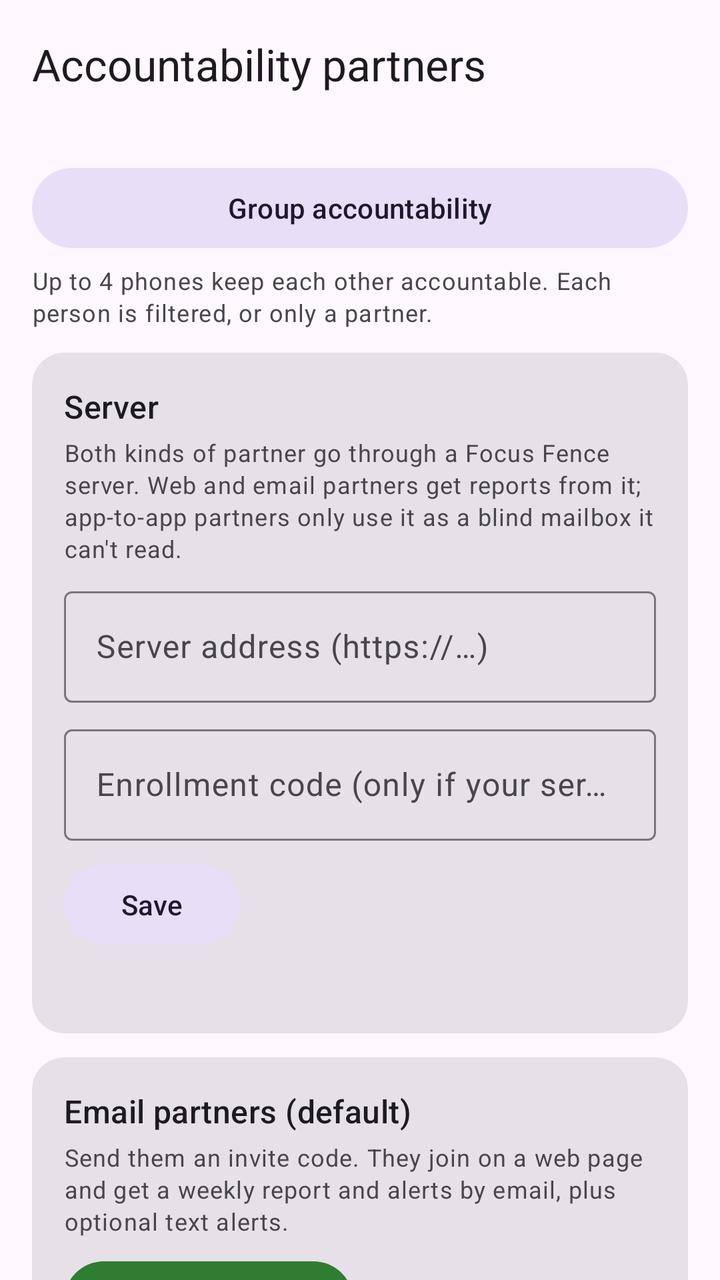
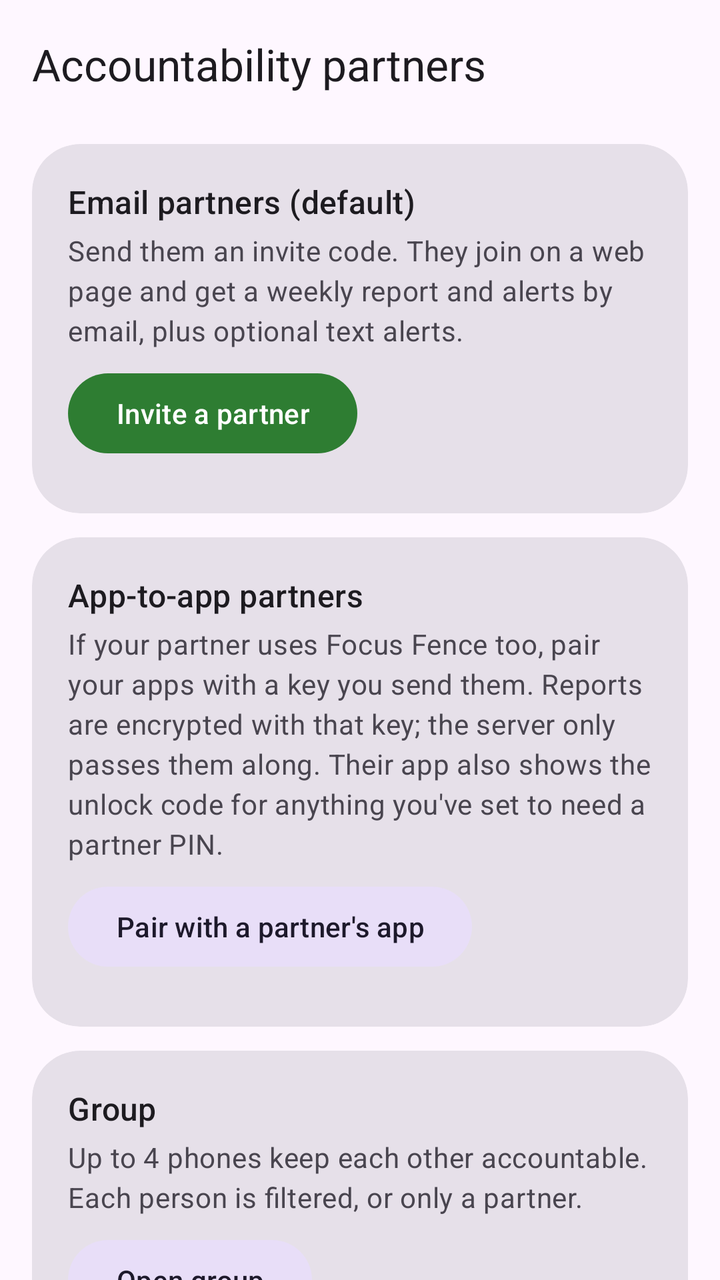

Two renders of the same Android screen: before a commit and after it. Below are the layout's source before the change and the commit's diff.
<!-- AndroidManifest.xml: application theme Theme.FocusFence -->
<!-- res/layout/activity_accountability.xml -->
<?xml version="1.0" encoding="utf-8"?>
<androidx.coordinatorlayout.widget.CoordinatorLayout
    xmlns:android="http://schemas.android.com/apk/res/android"
    xmlns:app="http://schemas.android.com/apk/res-auto"
    android:layout_width="match_parent"
    android:layout_height="match_parent">

    <com.google.android.material.appbar.AppBarLayout
        android:layout_width="match_parent"
        android:layout_height="wrap_content">
        <com.google.android.material.appbar.MaterialToolbar
            android:id="@+id/toolbar"
            android:layout_width="match_parent"
            android:layout_height="?attr/actionBarSize"
            app:title="@string/acc_title" />
    </com.google.android.material.appbar.AppBarLayout>

    <androidx.core.widget.NestedScrollView
        android:layout_width="match_parent"
        android:layout_height="match_parent"
        app:layout_behavior="@string/appbar_scrolling_view_behavior">

        <LinearLayout
            android:layout_width="match_parent"
            android:layout_height="wrap_content"
            android:orientation="vertical"
            android:padding="16dp">

            <Button
                android:id="@+id/groupButton"
                style="@style/Widget.Material3.Button.TonalButton"
                android:layout_width="match_parent"
                android:layout_height="wrap_content"
                android:text="@string/group_open" />
            <TextView
                android:layout_width="match_parent"
                android:layout_height="wrap_content"
                android:layout_marginTop="4dp"
                android:text="@string/group_open_summary"
                android:textAppearance="?attr/textAppearanceBodySmall"
                android:textColor="?attr/colorOnSurfaceVariant" />

            <com.google.android.material.card.MaterialCardView
                android:layout_width="match_parent"
                android:layout_height="wrap_content"
                android:layout_marginTop="12dp"
                app:cardCornerRadius="16dp"
                app:contentPadding="16dp">
                <LinearLayout
                    android:layout_width="match_parent"
                    android:layout_height="wrap_content"
                    android:orientation="vertical">
                    <TextView
                        android:layout_width="match_parent"
                        android:layout_height="wrap_content"
                        android:text="@string/acc_server_title"
                        android:textAppearance="?attr/textAppearanceTitleMedium" />
                    <TextView
                        android:layout_width="match_parent"
                        android:layout_height="wrap_content"
                        android:layout_marginTop="4dp"
                        android:text="@string/acc_server_hint"
                        android:textAppearance="?attr/textAppearanceBodySmall"
                        android:textColor="?attr/colorOnSurfaceVariant" />
                    <com.google.android.material.textfield.TextInputLayout
                        style="@style/Widget.Material3.TextInputLayout.OutlinedBox"
                        android:layout_width="match_parent"
                        android:layout_height="wrap_content"
                        android:layout_marginTop="8dp"
                        android:hint="@string/acc_server_url">
                        <com.google.android.material.textfield.TextInputEditText
                            android:id="@+id/serverInput"
                            android:layout_width="match_parent"
                            android:layout_height="wrap_content"
                            android:inputType="textUri" />
                    </com.google.android.material.textfield.TextInputLayout>
                    <com.google.android.material.textfield.TextInputLayout
                        android:layout_width="match_parent"
                        android:layout_height="wrap_content"
                        android:layout_marginTop="8dp"
                        android:hint="@string/acc_enroll_code">
                        <com.google.android.material.textfield.TextInputEditText
                            android:id="@+id/enrollInput"
                            android:layout_width="match_parent"
                            android:layout_height="wrap_content"
                            android:inputType="textVisiblePassword" />
                    </com.google.android.material.textfield.TextInputLayout>
                    <Button
                        android:id="@+id/serverSave"
                        style="@style/Widget.Material3.Button.TonalButton"
                        android:layout_width="wrap_content"
                        android:layout_height="wrap_content"
                        android:layout_marginTop="8dp"
                        android:text="@string/acc_save" />
                    <TextView
                        android:id="@+id/syncStatus"
                        android:layout_width="match_parent"
                        android:layout_height="wrap_content"
                        android:layout_marginTop="8dp"
                        android:textAppearance="?attr/textAppearanceBodySmall" />
                </LinearLayout>
            </com.google.android.material.card.MaterialCardView>

            <com.google.android.material.card.MaterialCardView
                android:layout_width="match_parent"
                android:layout_height="wrap_content"
                android:layout_marginTop="12dp"
                app:cardCornerRadius="16dp"
                app:contentPadding="16dp">
                <LinearLayout
                    android:layout_width="match_parent"
                    android:layout_height="wrap_content"
                    android:orientation="vertical">
                    <TextView
                        android:layout_width="match_parent"
                        android:layout_height="wrap_content"
                        android:text="@string/acc_email_title"
                        android:textAppearance="?attr/textAppearanceTitleMedium" />
                    <TextView
                        android:layout_width="match_parent"
                        android:layout_height="wrap_content"
                        android:layout_marginTop="4dp"
                        android:text="@string/acc_email_hint"
                        android:textAppearance="?attr/textAppearanceBodySmall"
                        android:textColor="?attr/colorOnSurfaceVariant" />
                    <Button
                        android:id="@+id/inviteButton"
                        android:layout_width="wrap_content"
                        android:layout_height="wrap_content"
                        android:layout_marginTop="8dp"
                        android:text="@string/acc_invite" />
                    <LinearLayout
                        android:id="@+id/emailPartners"
                        android:layout_width="match_parent"
                        android:layout_height="wrap_content"
                        android:layout_marginTop="8dp"
                        android:orientation="vertical" />
                </LinearLayout>
            </com.google.android.material.card.MaterialCardView>

            <com.google.android.material.card.MaterialCardView
                android:layout_width="match_parent"
                android:layout_height="wrap_content"
                android:layout_marginTop="12dp"
                app:cardCornerRadius="16dp"
                app:contentPadding="16dp">
                <LinearLayout
                    android:layout_width="match_parent"
                    android:layout_height="wrap_content"
                    android:orientation="vertical">
                    <TextView
                        android:layout_width="match_parent"
                        android:layout_height="wrap_content"
                        android:text="@string/acc_app_title"
                        android:textAppearance="?attr/textAppearanceTitleMedium" />
                    <TextView
                        android:layout_width="match_parent"
                        android:layout_height="wrap_content"
                        android:layout_marginTop="4dp"
                        android:text="@string/acc_app_hint"
                        android:textAppearance="?attr/textAppearanceBodySmall"
                        android:textColor="?attr/colorOnSurfaceVariant" />
                    <Button
                        android:id="@+id/pairButton"
                        android:layout_width="wrap_content"
                        android:layout_height="wrap_content"
                        android:layout_marginTop="8dp"
                        android:text="@string/acc_pair" />
                    <LinearLayout
                        android:id="@+id/appPartners"
                        android:layout_width="match_parent"
                        android:layout_height="wrap_content"
                        android:layout_marginTop="8dp"
                        android:orientation="vertical" />
                </LinearLayout>
            </com.google.android.material.card.MaterialCardView>

            <com.google.android.material.card.MaterialCardView
                android:layout_width="match_parent"
                android:layout_height="wrap_content"
                android:layout_marginTop="12dp"
                app:cardCornerRadius="16dp"
                app:contentPadding="16dp">
                <LinearLayout
                    android:layout_width="match_parent"
                    android:layout_height="wrap_content"
                    android:orientation="vertical">
                    <TextView
                        android:layout_width="match_parent"
                        android:layout_height="wrap_content"
                        android:text="@string/acc_watch_title"
                        android:textAppearance="?attr/textAppearanceTitleMedium" />
                    <TextView
                        android:layout_width="match_parent"
                        android:layout_height="wrap_content"
                        android:layout_marginTop="4dp"
                        android:text="@string/acc_watch_hint"
                        android:textAppearance="?attr/textAppearanceBodySmall"
                        android:textColor="?attr/colorOnSurfaceVariant" />
                    <Button
                        android:id="@+id/watchButton"
                        style="@style/Widget.Material3.Button.TonalButton"
                        android:layout_width="wrap_content"
                        android:layout_height="wrap_content"
                        android:layout_marginTop="8dp"
                        android:text="@string/acc_watch_add" />
                    <LinearLayout
                        android:id="@+id/watchList"
                        android:layout_width="match_parent"
                        android:layout_height="wrap_content"
                        android:layout_marginTop="8dp"
                        android:orientation="vertical" />
                </LinearLayout>
            </com.google.android.material.card.MaterialCardView>
        </LinearLayout>
    </androidx.core.widget.NestedScrollView>
</androidx.coordinatorlayout.widget.CoordinatorLayout>
<!-- resources referenced by this layout -->
<resources>
  <string name="acc_app_hint">If your partner uses Focus Fence too, pair your apps with a key you send them. Reports are encrypted with that key; the server only passes them along. Their app also shows the unlock code for anything you\'ve set to need a partner PIN.</string>
  <string name="acc_app_title">App-to-app partners</string>
  <string name="acc_email_hint">Send them an invite code. They join on a web page and get a weekly report and alerts by email, plus optional text alerts.</string>
  <string name="acc_email_title">Email partners (default)</string>
  <string name="acc_enroll_code">Enrollment code (only if your server asks for one)</string>
  <string name="acc_invite">Invite a partner</string>
  <string name="acc_pair">Pair with a partner\'s app</string>
  <string name="acc_save">Save</string>
  <string name="acc_server_hint">Both kinds of partner go through a Focus Fence server. Web and email partners get reports from it; app-to-app partners only use it as a blind mailbox it can\'t read.</string>
  <string name="acc_server_title">Server</string>
  <string name="acc_server_url">Server address (https://…)</string>
  <string name="acc_title">Accountability partners</string>
  <string name="acc_watch_add">Add with pairing key</string>
  <string name="acc_watch_hint">Add someone who sent you a pairing key to see their reports here.</string>
  <string name="acc_watch_title">I\'m a partner for</string>
  <string name="group_open">Group accountability</string>
  <string name="group_open_summary">Up to 4 phones keep each other accountable. Each person is filtered, or only a partner.</string>
  <style name="Theme.FocusFence" parent="Theme.Material3.DayNight.NoActionBar">
          <item name="colorPrimary">@color/brand_primary</item>
          
          <item name="materialCardViewStyle">@style/Widget.Material3.CardView.Filled</item>
          
          <item name="android:statusBarColor">?attr/colorSurface</item>
          <item name="android:navigationBarColor">?attr/colorSurface</item>
          <item name="android:windowLightStatusBar">true</item>
      </style>
  <color name="brand_primary">#2E7D32</color>
</resources>

<!-- the commit's change to res/layout/activity_accountability.xml (unified diff, before → after) -->
@@ -20,32 +20,165 @@
         android:layout_height="match_parent"
         app:layout_behavior="@string/appbar_scrolling_view_behavior">
 
+        
         <LinearLayout
+            android:id="@+id/partnersList"
             android:layout_width="match_parent"
             android:layout_height="wrap_content"
             android:orientation="vertical"
-            android:padding="16dp">
-
-            <Button
-                android:id="@+id/groupButton"
-                style="@style/Widget.Material3.Button.TonalButton"
-                android:layout_width="match_parent"
-                android:layout_height="wrap_content"
-                android:text="@string/group_open" />
-            <TextView
-                android:layout_width="match_parent"
-                android:layout_height="wrap_content"
-                android:layout_marginTop="4dp"
-                android:text="@string/group_open_summary"
-                android:textAppearance="?attr/textAppearanceBodySmall"
-                android:textColor="?attr/colorOnSurfaceVariant" />
-
-            <com.google.android.material.card.MaterialCardView
-                android:layout_width="match_parent"
-                android:layout_height="wrap_content"
-                android:layout_marginTop="12dp"
-                app:cardCornerRadius="16dp"
-                app:contentPadding="16dp">
+            android:paddingHorizontal="16dp"
+            android:paddingTop="8dp"
+            android:paddingBottom="24dp">
+
+            <com.google.android.material.card.MaterialCardView
+                android:layout_width="match_parent"
+                android:layout_height="wrap_content"
+                android:layout_marginTop="0dp"
+                app:cardCornerRadius="24dp"
+                app:contentPadding="18dp">
+                <LinearLayout
+                    android:layout_width="match_parent"
+                    android:layout_height="wrap_content"
+                    android:orientation="vertical">
+                    <TextView
+                        android:layout_width="match_parent"
+                        android:layout_height="wrap_content"
+                        android:text="@string/acc_email_title"
+                        android:textAppearance="?attr/textAppearanceTitleMedium" />
+                    <TextView
+                        android:layout_width="match_parent"
+                        android:layout_height="wrap_content"
+                        android:layout_marginTop="4dp"
+                        android:text="@string/acc_email_hint"
+                        android:textAppearance="?attr/textAppearanceBodyMedium"
+                        android:textColor="?attr/colorOnSurfaceVariant" />
+                    <Button
+                        android:id="@+id/inviteButton"
+                        android:layout_width="wrap_content"
+                        android:layout_height="wrap_content"
+                        android:layout_marginTop="8dp"
+                        android:text="@string/acc_invite" />
+                    <LinearLayout
+                        android:id="@+id/emailPartners"
+                        android:layout_width="match_parent"
+                        android:layout_height="wrap_content"
+                        android:layout_marginTop="8dp"
+                        android:orientation="vertical" />
+                </LinearLayout>
+            </com.google.android.material.card.MaterialCardView>
+            <com.google.android.material.card.MaterialCardView
+                android:layout_width="match_parent"
+                android:layout_height="wrap_content"
+                android:layout_marginTop="12dp"
+                app:cardCornerRadius="24dp"
+                app:contentPadding="18dp">
+                <LinearLayout
+                    android:layout_width="match_parent"
+                    android:layout_height="wrap_content"
+                    android:orientation="vertical">
+                    <TextView
+                        android:layout_width="match_parent"
+                        android:layout_height="wrap_content"
+                        android:text="@string/acc_app_title"
+                        android:textAppearance="?attr/textAppearanceTitleMedium" />
+                    <TextView
+                        android:layout_width="match_parent"
+                        android:layout_height="wrap_content"
+                        android:layout_marginTop="4dp"
+                        android:text="@string/acc_app_hint"
+                        android:textAppearance="?attr/textAppearanceBodyMedium"
+                        android:textColor="?attr/colorOnSurfaceVariant" />
+                    <Button
+                        android:id="@+id/pairButton"
+                        style="@style/Widget.Material3.Button.TonalButton"
+                        android:layout_width="wrap_content"
+                        android:layout_height="wrap_content"
+                        android:layout_marginTop="8dp"
+                        android:text="@string/acc_pair" />
+                    <LinearLayout
+                        android:id="@+id/appPartners"
+                        android:layout_width="match_parent"
+                        android:layout_height="wrap_content"
+                        android:layout_marginTop="8dp"
+                        android:orientation="vertical" />
+                </LinearLayout>
+            </com.google.android.material.card.MaterialCardView>
+            <com.google.android.material.card.MaterialCardView
+                android:id="@+id/groupCard"
+                android:layout_width="match_parent"
+                android:layout_height="wrap_content"
+                android:layout_marginTop="12dp"
+                app:cardCornerRadius="24dp"
+                app:contentPadding="18dp">
+                <LinearLayout
+                    android:layout_width="match_parent"
+                    android:layout_height="wrap_content"
+                    android:orientation="vertical">
+                    <TextView
+                        android:layout_width="match_parent"
+                        android:layout_height="wrap_content"
+                        android:text="@string/group_card_title"
+                        android:textAppearance="?attr/textAppearanceTitleMedium" />
+                    <TextView
+                        android:layout_width="match_parent"
+                        android:layout_height="wrap_content"
+                        android:layout_marginTop="4dp"
+                        android:text="@string/group_open_summary"
+                        android:textAppearance="?attr/textAppearanceBodyMedium"
+                        android:textColor="?attr/colorOnSurfaceVariant" />
+                    <Button
+                        android:id="@+id/groupButton"
+                        style="@style/Widget.Material3.Button.TonalButton"
+                        android:layout_width="wrap_content"
+                        android:layout_height="wrap_content"
+                        android:layout_marginTop="8dp"
+                        android:text="@string/group_open" />
+                </LinearLayout>
+            </com.google.android.material.card.MaterialCardView>
+            <com.google.android.material.card.MaterialCardView
+                android:layout_width="match_parent"
+                android:layout_height="wrap_content"
+                android:layout_marginTop="12dp"
+                app:cardCornerRadius="24dp"
+                app:contentPadding="18dp">
+                <LinearLayout
+                    android:layout_width="match_parent"
+                    android:layout_height="wrap_content"
+                    android:orientation="vertical">
+                    <TextView
+                        android:layout_width="match_parent"
+                        android:layout_height="wrap_content"
+                        android:text="@string/acc_watch_title"
+                        android:textAppearance="?attr/textAppearanceTitleMedium" />
+                    <TextView
+                        android:layout_width="match_parent"
+                        android:layout_height="wrap_content"
+                        android:layout_marginTop="4dp"
+                        android:text="@string/acc_watch_hint"
+                        android:textAppearance="?attr/textAppearanceBodyMedium"
+                        android:textColor="?attr/colorOnSurfaceVariant" />
+                    <Button
+                        android:id="@+id/watchButton"
+                        style="@style/Widget.Material3.Button.TonalButton"
+                        android:layout_width="wrap_content"
+                        android:layout_height="wrap_content"
+                        android:layout_marginTop="8dp"
+                        android:text="@string/acc_watch_add" />
+                    <LinearLayout
+                        android:id="@+id/watchList"
+                        android:layout_width="match_parent"
+                        android:layout_height="wrap_content"
+                        android:layout_marginTop="8dp"
+                        android:orientation="vertical" />
+                </LinearLayout>
+            </com.google.android.material.card.MaterialCardView>
+            <com.google.android.material.card.MaterialCardView
+                android:id="@+id/serverCard"
+                android:layout_width="match_parent"
+                android:layout_height="wrap_content"
+                android:layout_marginTop="12dp"
+                app:cardCornerRadius="24dp"
+                app:contentPadding="18dp">
                 <LinearLayout
                     android:layout_width="match_parent"
                     android:layout_height="wrap_content"
@@ -60,7 +193,7 @@
                         android:layout_height="wrap_content"
                         android:layout_marginTop="4dp"
                         android:text="@string/acc_server_hint"
-                        android:textAppearance="?attr/textAppearanceBodySmall"
+                        android:textAppearance="?attr/textAppearanceBodyMedium"
                         android:textColor="?attr/colorOnSurfaceVariant" />
                     <com.google.android.material.textfield.TextInputLayout
                         style="@style/Widget.Material3.TextInputLayout.OutlinedBox"
@@ -100,118 +233,6 @@
                         android:textAppearance="?attr/textAppearanceBodySmall" />
                 </LinearLayout>
             </com.google.android.material.card.MaterialCardView>
-
-            <com.google.android.material.card.MaterialCardView
-                android:layout_width="match_parent"
-                android:layout_height="wrap_content"
-                android:layout_marginTop="12dp"
-                app:cardCornerRadius="16dp"
-                app:contentPadding="16dp">
-                <LinearLayout
-                    android:layout_width="match_parent"
-                    android:layout_height="wrap_content"
-                    android:orientation="vertical">
-                    <TextView
-                        android:layout_width="match_parent"
-                        android:layout_height="wrap_content"
-                        android:text="@string/acc_email_title"
-                        android:textAppearance="?attr/textAppearanceTitleMedium" />
-                    <TextView
-                        android:layout_width="match_parent"
-                        android:layout_height="wrap_content"
-                        android:layout_marginTop="4dp"
-                        android:text="@string/acc_email_hint"
-                        android:textAppearance="?attr/textAppearanceBodySmall"
-                        android:textColor="?attr/colorOnSurfaceVariant" />
-                    <Button
-                        android:id="@+id/inviteButton"
-                        android:layout_width="wrap_content"
-                        android:layout_height="wrap_content"
-                        android:layout_marginTop="8dp"
-                        android:text="@string/acc_invite" />
-                    <LinearLayout
-                        android:id="@+id/emailPartners"
-                        android:layout_width="match_parent"
-                        android:layout_height="wrap_content"
-                        android:layout_marginTop="8dp"
-                        android:orientation="vertical" />
-                </LinearLayout>
-            </com.google.android.material.card.MaterialCardView>
-
-            <com.google.android.material.card.MaterialCardView
-                android:layout_width="match_parent"
-                android:layout_height="wrap_content"
-                android:layout_marginTop="12dp"
-                app:cardCornerRadius="16dp"
-                app:contentPadding="16dp">
-                <LinearLayout
-                    android:layout_width="match_parent"
-                    android:layout_height="wrap_content"
-                    android:orientation="vertical">
-                    <TextView
-                        android:layout_width="match_parent"
-                        android:layout_height="wrap_content"
-                        android:text="@string/acc_app_title"
-                        android:textAppearance="?attr/textAppearanceTitleMedium" />
-                    <TextView
-                        android:layout_width="match_parent"
-                        android:layout_height="wrap_content"
-                        android:layout_marginTop="4dp"
-                        android:text="@string/acc_app_hint"
-                        android:textAppearance="?attr/textAppearanceBodySmall"
-                        android:textColor="?attr/colorOnSurfaceVariant" />
-                    <Button
-                        android:id="@+id/pairButton"
-                        android:layout_width="wrap_content"
-                        android:layout_height="wrap_content"
-                        android:layout_marginTop="8dp"
-                        android:text="@string/acc_pair" />
-                    <LinearLayout
-                        android:id="@+id/appPartners"
-                        android:layout_width="match_parent"
-                        android:layout_height="wrap_content"
-                        android:layout_marginTop="8dp"
-                        android:orientation="vertical" />
-                </LinearLayout>
-            </com.google.android.material.card.MaterialCardView>
-
-            <com.google.android.material.card.MaterialCardView
-                android:layout_width="match_parent"
-                android:layout_height="wrap_content"
-                android:layout_marginTop="12dp"
-                app:cardCornerRadius="16dp"
-                app:contentPadding="16dp">
-                <LinearLayout
-                    android:layout_width="match_parent"
-                    android:layout_height="wrap_content"
-                    android:orientation="vertical">
-                    <TextView
-                        android:layout_width="match_parent"
-                        android:layout_height="wrap_content"
-                        android:text="@string/acc_watch_title"
-                        android:textAppearance="?attr/textAppearanceTitleMedium" />
-                    <TextView
-                        android:layout_width="match_parent"
-                        android:layout_height="wrap_content"
-                        android:layout_marginTop="4dp"
-                        android:text="@string/acc_watch_hint"
-                        android:textAppearance="?attr/textAppearanceBodySmall"
-                        android:textColor="?attr/colorOnSurfaceVariant" />
-                    <Button
-                        android:id="@+id/watchButton"
-                        style="@style/Widget.Material3.Button.TonalButton"
-                        android:layout_width="wrap_content"
-                        android:layout_height="wrap_content"
-                        android:layout_marginTop="8dp"
-                        android:text="@string/acc_watch_add" />
-                    <LinearLayout
-                        android:id="@+id/watchList"
-                        android:layout_width="match_parent"
-                        android:layout_height="wrap_content"
-                        android:layout_marginTop="8dp"
-                        android:orientation="vertical" />
-                </LinearLayout>
-            </com.google.android.material.card.MaterialCardView>
         </LinearLayout>
     </androidx.core.widget.NestedScrollView>
 </androidx.coordinatorlayout.widget.CoordinatorLayout>
<!-- resource entries referenced after the edit -->
@@ -15,7 +15,8 @@
   <string name="acc_watch_add">Add with pairing key</string>
   <string name="acc_watch_hint">Add someone who sent you a pairing key to see their reports here.</string>
   <string name="acc_watch_title">I\'m a partner for</string>
-  <string name="group_open">Group accountability</string>
+  <string name="group_card_title">Group</string>
+  <string name="group_open">Open group</string>
   <string name="group_open_summary">Up to 4 phones keep each other accountable. Each person is filtered, or only a partner.</string>
   <style name="Theme.FocusFence" parent="Theme.Material3.DayNight.NoActionBar">
           <item name="colorPrimary">@color/brand_primary</item>
